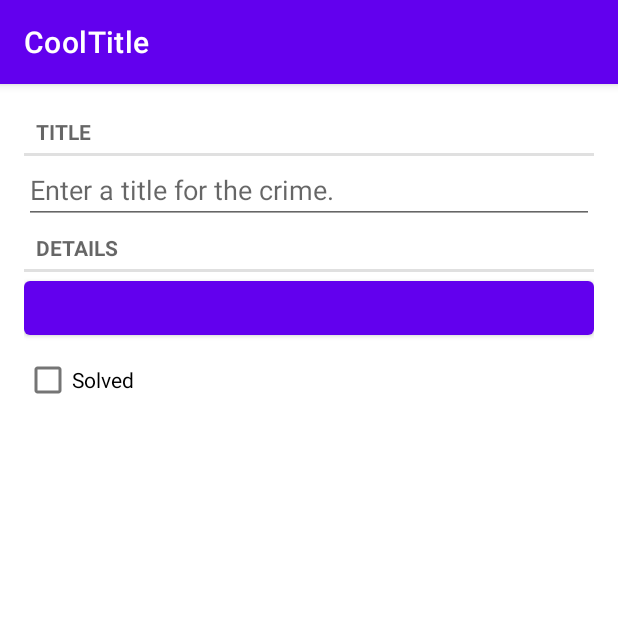
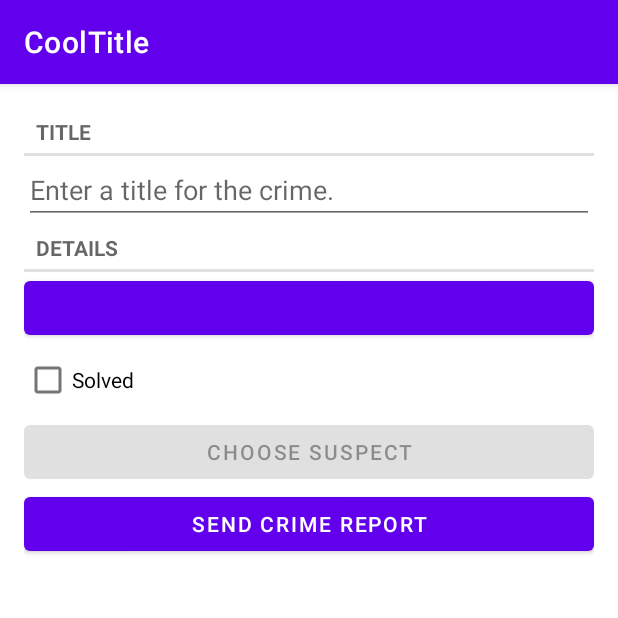
Before and after one commit to visiongem/AndroidGuideApp, an Android app: the screen it shows after launch (MainActivity), after a tap on an icon or button, on a phone screen of 412 x 824 dp, the top half of it. Run offline under Robolectric (Android 15) with nearby library versions, the phone set to English and light mode, and no system bars; our stand-ins replace Room's generated code; 1 statement that could not run was skipped.

Commit message:
update 15 chapter code

```diff
--- a/CriminalIntent/src/main/java/com/pyn/criminalintent/CrimeRepository.kt
+++ b/CriminalIntent/src/main/java/com/pyn/criminalintent/CrimeRepository.kt
@@ -5,6 +5,7 @@ import androidx.lifecycle.LiveData
 import androidx.room.Room
 import com.pyn.criminalintent.bean.Crime
 import com.pyn.criminalintent.database.CrimeDatabase
+import com.pyn.criminalintent.database.migration_1_2
 import kotlinx.coroutines.GlobalScope
 import kotlinx.coroutines.launch
 import java.lang.IllegalStateException
@@ -19,7 +20,7 @@ class CrimeRepository private constructor(context: Context) {
         context.applicationContext,
         CrimeDatabase::class.java,
         DATABASE_NAME
-    ).build()
+    ).addMigrations(migration_1_2).build()
 
     private val executor = Executors.newSingleThreadExecutor()
 
--- a/CriminalIntent/src/main/java/com/pyn/criminalintent/bean/Crime.kt
+++ b/CriminalIntent/src/main/java/com/pyn/criminalintent/bean/Crime.kt
@@ -12,6 +12,7 @@ import java.util.*
  * @property date 日期
  * @property isSolved 是否解决
  * @property requiresPolice 是否需警方介入
+ * @property suspect 嫌疑人名字
  * @constructor Create empty Crime
  */
 @Entity
@@ -20,5 +21,6 @@ data class Crime(
     var title: String = "",
     var date: Date = Date(),
     var isSolved: Boolean = false,
-    var requiresPolice: Boolean = false
+    var requiresPolice: Boolean = false,
+    var suspect: String = ""
 )
--- a/CriminalIntent/src/main/java/com/pyn/criminalintent/database/CrimeDatabase.kt
+++ b/CriminalIntent/src/main/java/com/pyn/criminalintent/database/CrimeDatabase.kt
@@ -3,10 +3,20 @@ package com.pyn.criminalintent.database
 import androidx.room.Database
 import androidx.room.RoomDatabase
 import androidx.room.TypeConverters
+import androidx.room.migration.Migration
+import androidx.sqlite.db.SupportSQLiteDatabase
 import com.pyn.criminalintent.bean.Crime
 
-@Database(entities = [Crime::class], version = 1, exportSchema = false)
+@Database(entities = [Crime::class], version = 2, exportSchema = false)
 @TypeConverters(CrimeTypeConverters::class)
 abstract class CrimeDatabase : RoomDatabase() {
     abstract fun crimeDao(): CrimeDao
 }
+
+val migration_1_2 = object : Migration(1, 2) {
+    override fun migrate(database: SupportSQLiteDatabase) {
+        database.execSQL(
+            "ALTER TABLE Crime ADD COLUMN suspect TEXT NOT NULL DEFAULT ''"
+        )
+    }
+}
--- a/CriminalIntent/src/main/res/layout/crime_fragment.xml
+++ b/CriminalIntent/src/main/res/layout/crime_fragment.xml
@@ -35,4 +35,16 @@
         android:layout_width="match_parent"
         android:layout_height="wrap_content"
         android:text="@string/crime_solved_label" />
+
+    <Button
+        android:id="@+id/btn_crime_suspect"
+        android:layout_width="match_parent"
+        android:layout_height="wrap_content"
+        android:text="@string/crime_suspect_text" />
+
+    <Button
+        android:id="@+id/btn_crime_report"
+        android:layout_width="match_parent"
+        android:layout_height="wrap_content"
+        android:text="@string/crime_report_text" />
 </LinearLayout>
--- a/CriminalIntent/src/main/res/values/strings.xml
+++ b/CriminalIntent/src/main/res/values/strings.xml
@@ -7,4 +7,13 @@
     <string name="new_crime">New Crime</string>
     <string name="some_cool_title">CoolTitle</string>
     <string name="text_empty_view">There are no crime</string>
+    <string name="crime_suspect_text">Choose Suspect</string>
+    <string name="crime_report_text">Send Crime Report</string>
+    <string name="crime_report">%1s!The Crime was discovered on 2%s.%3s,and %4s</string>
+    <string name="crime_report_solved">The case is solved</string>
+    <string name="crime_report_unsolved">The case is not solved</string>
+    <string name="crime_report_no_suspect">there is no suspect</string>
+    <string name="crime_report_suspect">the suspect is %s.</string>
+    <string name="crime_report_subject">CriminalIntent Crime Report</string>
+    <string name="send_report">Send crime report via</string>
 </resources>
```
Also changed, not shown: CriminalIntent/src/main/java/com/pyn/criminalintent/fragment/CrimeFragment.kt (+80 -1 lines).
